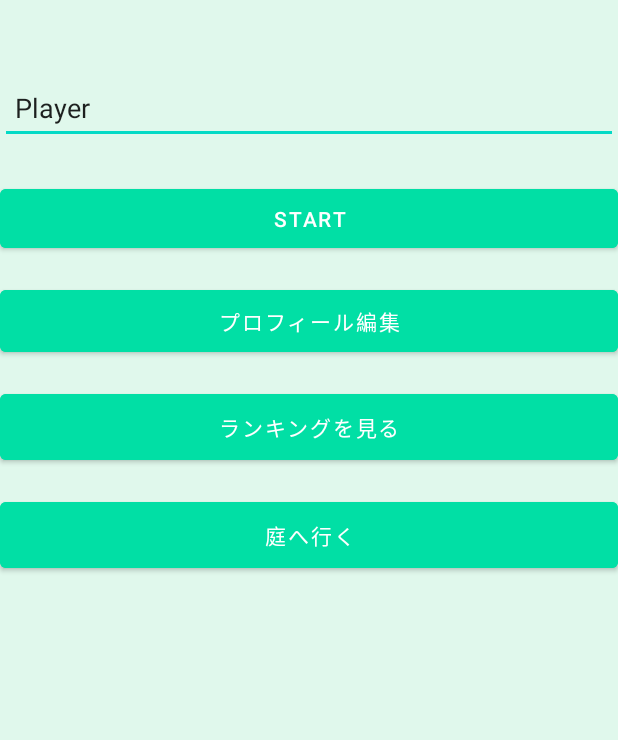
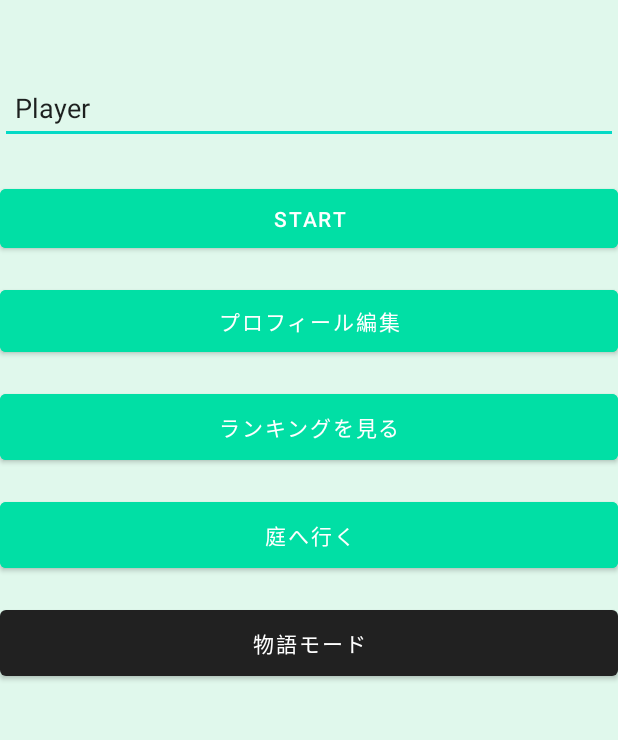
Before and after one commit to Byblis/FlickMaster, an Android app: the screen it shows after launch (MainActivity), on a phone screen of 412 x 824 dp, the part 335-1075 px from its top. Run offline under Robolectric (Android 15) with nearby library versions, the phone set to English and light mode, and no system bars.

Commit message:
ストーリーモード復旧＋クラッシュ修正

```diff
--- a/app/build.gradle.kts
+++ b/app/build.gradle.kts
@@ -37,6 +37,8 @@ dependencies {
     implementation(libs.material)
     implementation(libs.activity)
     implementation(libs.constraintlayout)
+    implementation(libs.navigation.fragment)
+    implementation(libs.navigation.ui)
     testImplementation(libs.junit)
     androidTestImplementation(libs.ext.junit)
     androidTestImplementation(libs.espresso.core)
--- a/app/src/main/java/com/example/myapplication/MainActivity.java
+++ b/app/src/main/java/com/example/myapplication/MainActivity.java
@@ -6,7 +6,9 @@ import android.os.Bundle;
 import android.widget.Button;
 import android.widget.EditText;
 import androidx.appcompat.app.AppCompatActivity;
-import com.example.testapp.ProfileEditActivity; // ✅ testappパッケージのProfileEditActivityをインポート！
+import com.example.testapp.ProfileEditActivity; //  testappパッケージのProfileEditActivityをインポート！
+import com.example.flickmaster.StoryModeActivity;
+import com.example.myapplication.R;
 
 public class MainActivity extends AppCompatActivity {
     private EditText playerNameEditText;
@@ -22,33 +24,33 @@ public class MainActivity extends AppCompatActivity {
         Button startButton = findViewById(R.id.startButton);
         Button rankingButton = findViewById(R.id.rankingButton);
         Button gardenButton = findViewById(R.id.gardenButton);
-        Button profileButton = findViewById(R.id.profileButton); // ✅ プロフィール編集ボタンを追加
+        Button profileButton = findViewById(R.id.profileButton);
 
         // 🔹 SharedPreferences を取得
         prefs = getSharedPreferences("PlayerPrefs", MODE_PRIVATE);
         String savedName = prefs.getString("player_name", "Player");
         playerNameEditText.setText(savedName);
 
-        // ✅ **スタートボタンのクリック処理**
+        //  **スタートボタンのクリック処理**
         startButton.setOnClickListener(v -> {
             String playerName = playerNameEditText.getText().toString().trim();
             if (playerName.isEmpty()) {
                 playerName = "Player";
             }
 
-            // 🔹 プレイヤー名を SharedPreferences に保存
+            //  プレイヤー名を SharedPreferences に保存
             prefs.edit().putString("player_name", playerName).apply();
 
-            // 🔥 ゲーム画面へ遷移し、プレイヤー名を渡す
+            //  ゲーム画面へ遷移し、プレイヤー名を渡す
             Intent intent = new Intent(MainActivity.this, TypingActivity.class);
             intent.putExtra("PLAYER_NAME", playerName);
             startActivity(intent);
         });
 
-        // ✅ **ランキングボタンのクリック処理**
+        //  **ランキングボタンのクリック処理**
         rankingButton.setOnClickListener(v -> RankingManager.openRankingActivity(MainActivity.this));
 
-        // ✅ **庭へ行くボタンのクリック処理**
+        //  **庭へ行くボタンのクリック処理**
         gardenButton.setOnClickListener(v -> {
             String playerName = playerNameEditText.getText().toString().trim();
             if (playerName.isEmpty()) {
@@ -61,10 +63,16 @@ public class MainActivity extends AppCompatActivity {
             startActivity(intent);
         });
 
-        // ✅ **プロフィール編集ボタンのクリック処理**
+        //  **プロフィール編集ボタンのクリック処理**
         profileButton.setOnClickListener(v -> {
             Intent intent = new Intent(MainActivity.this, ProfileEditActivity.class); // 🔥 ProfileActivity → ProfileEditActivity に修正！
             startActivity(intent);
         });
+
+        Button storyModeButton = findViewById(R.id.storyModeButton);
+        storyModeButton.setOnClickListener(v -> {
+            Intent intent = new Intent(MainActivity.this, StoryModeActivity.class);
+            startActivity(intent);
+        });
     }
 }
--- a/app/src/main/res/layout/activity_garden.xml
+++ b/app/src/main/res/layout/activity_garden.xml
@@ -30,6 +30,4 @@
         android:layout_height="wrap_content"
         android:text="戻る"/>
 
-
-
 </LinearLayout>
--- a/app/src/main/res/layout/activity_main.xml
+++ b/app/src/main/res/layout/activity_main.xml
@@ -1,6 +1,5 @@
 <?xml version="1.0" encoding="utf-8"?>
-<androidx.constraintlayout.widget.ConstraintLayout
-    xmlns:android="http://schemas.android.com/apk/res/android"
+<androidx.constraintlayout.widget.ConstraintLayout xmlns:android="http://schemas.android.com/apk/res/android"
     xmlns:app="http://schemas.android.com/apk/res-auto"
     xmlns:tools="http://schemas.android.com/tools"
     android:id="@+id/main"
@@ -13,43 +12,43 @@
         android:id="@+id/textView"
         android:layout_width="wrap_content"
         android:layout_height="wrap_content"
+        android:layout_marginTop="48dp"
         android:text="フリック早打ちに挑戦！"
         app:layout_constraintBottom_toTopOf="@id/titleTextView"
         app:layout_constraintEnd_toEndOf="parent"
         app:layout_constraintHorizontal_bias="0.500"
         app:layout_constraintStart_toStartOf="parent"
-        app:layout_constraintTop_toTopOf="parent"
-        android:layout_marginTop="48dp"/>
+        app:layout_constraintTop_toTopOf="parent" />
 
     <!-- ⭐ タイトル -->
     <TextView
         android:id="@+id/titleTextView"
         android:layout_width="wrap_content"
         android:layout_height="wrap_content"
+        android:layout_marginTop="80dp"
         android:fontFamily="@font/anton_regular"
         android:gravity="center"
         android:text="Flick Master"
         android:textColor="#FFA500"
         android:textSize="50sp"
         android:textStyle="bold"
-        app:layout_constraintTop_toTopOf="parent"
         app:layout_constraintEnd_toEndOf="parent"
         app:layout_constraintHorizontal_bias="0.500"
         app:layout_constraintStart_toStartOf="parent"
-        android:layout_marginTop="80dp"/>
+        app:layout_constraintTop_toTopOf="parent" />
 
     <!-- プレイヤー名入力欄 -->
     <EditText
         android:id="@+id/playerNameEditText"
         android:layout_width="match_parent"
         android:layout_height="48dp"
+        android:layout_marginTop="48dp"
         android:hint="プレイヤー名を入力"
+        android:padding="10dp"
         android:textSize="18sp"
-        android:padding="10dp"
-        app:layout_constraintTop_toBottomOf="@id/titleTextView"
+        app:layout_constraintEnd_toEndOf="parent"
         app:layout_constraintStart_toStartOf="parent"
-        app:layout_constraintEnd_toEndOf="parent"
-        android:layout_marginTop="48dp"/>
+        app:layout_constraintTop_toBottomOf="@id/titleTextView" />
 
     <!-- ✅ スタートボタン -->
     <com.google.android.material.button.MaterialButton
@@ -57,12 +56,25 @@
         style="@style/BaseButton"
         android:layout_width="match_parent"
         android:layout_height="wrap_content"
+        android:layout_marginTop="24dp"
         android:text="START"
-        android:layout_marginTop="24dp"
         app:layout_constraintEnd_toEndOf="parent"
         app:layout_constraintHorizontal_bias="0.500"
         app:layout_constraintStart_toStartOf="parent"
-        app:layout_constraintTop_toBottomOf="@id/playerNameEditText"/>
+        app:layout_constraintTop_toBottomOf="@id/playerNameEditText" />
+
+    <com.google.android.material.button.MaterialButton
+        android:id="@+id/storyModeButton"
+        android:layout_width="match_parent"
+        android:layout_height="56dp"
+        android:layout_marginTop="16dp"
+
+        android:text="物語モード"
+        android:textColor="@android:color/white"
+        app:layout_constraintEnd_toEndOf="parent"
+        app:layout_constraintStart_toStartOf="parent"
+        app:layout_constraintTop_toBottomOf="@id/gardenButton" />
+
 
     <!-- ✅ プロフィール編集ボタン -->
     <com.google.android.material.button.MaterialButton
@@ -70,35 +82,37 @@
         style="@style/BaseButton"
         android:layout_width="match_parent"
         android:layout_height="wrap_content"
+        android:layout_marginTop="16dp"
         android:text="プロフィール編集"
         app:layout_constraintEnd_toEndOf="parent"
         app:layout_constraintStart_toStartOf="parent"
-        app:layout_constraintTop_toBottomOf="@id/startButton"
-        android:layout_marginTop="16dp"/>
+        app:layout_constraintTop_toBottomOf="@id/startButton" />
 
     <!-- ✅ ランキングを見るボタン -->
     <com.google.android.material.button.MaterialButton
         android:id="@+id/rankingButton"
         android:layout_width="match_parent"
         android:layout_height="56dp"
+        android:layout_marginTop="16dp"
+        android:backgroundTint="@color/button_color"
+
         android:text="ランキングを見る"
-        android:backgroundTint="@color/button_color"
         android:textColor="@android:color/white"
         app:layout_constraintEnd_toEndOf="parent"
         app:layout_constraintStart_toStartOf="parent"
-        app:layout_constraintTop_toBottomOf="@id/profileButton"
-        android:layout_marginTop="16dp"/>
+        app:layout_constraintTop_toBottomOf="@id/profileButton" />
 
     <!-- ✅ 庭へ行くボタン -->
     <com.google.android.material.button.MaterialButton
         android:id="@+id/gardenButton"
         android:layout_width="match_parent"
         android:layout_height="56dp"
+        android:layout_marginTop="16dp"
+        android:backgroundTint="@color/button_color"
+
         android:text="庭へ行く"
-        android:backgroundTint="@color/button_color"
         android:textColor="@android:color/white"
+        app:layout_constraintEnd_toEndOf="parent"
         app:layout_constraintStart_toStartOf="parent"
-        app:layout_constraintEnd_toEndOf="parent"
-        app:layout_constraintTop_toBottomOf="@id/rankingButton"
-        android:layout_marginTop="16dp"/>
+        app:layout_constraintTop_toBottomOf="@id/rankingButton" />
 </androidx.constraintlayout.widget.ConstraintLayout>
--- a/gradle/libs.versions.toml
+++ b/gradle/libs.versions.toml
@@ -7,6 +7,8 @@ appcompat = "1.6.1"
 material = "1.10.0"
 activity = "1.10.0"
 constraintlayout = "2.1.4"
+navigationFragment = "2.8.9"
+navigationUi = "2.8.9"
 
 [libraries]
 junit = { group = "junit", name = "junit", version.ref = "junit" }
@@ -16,6 +18,8 @@ appcompat = { group = "androidx.appcompat", name = "appcompat", version.ref = "a
 material = { group = "com.google.android.material", name = "material", version.ref = "material" }
 activity = { group = "androidx.activity", name = "activity", version.ref = "activity" }
 constraintlayout = { group = "androidx.constraintlayout", name = "constraintlayout", version.ref = "constraintlayout" }
+navigation-fragment = { group = "androidx.navigation", name = "navigation-fragment", version.ref = "navigationFragment" }
+navigation-ui = { group = "androidx.navigation", name = "navigation-ui", version.ref = "navigationUi" }
 
 [plugins]
 android-application = { id = "com.android.application", version.ref = "agp" }
```
Also changed, not shown: app/src/main/AndroidManifest.xml (+2 -6 lines), app/src/main/java/com/example/myapplication/StoryModeActivity.java (+66 -2 lines), app/src/main/java/com/example/myapplication/TypingActivity.java (+5 -5 lines), app/src/main/res/layout/activity_story_mode.xml (+42 -4 lines).
